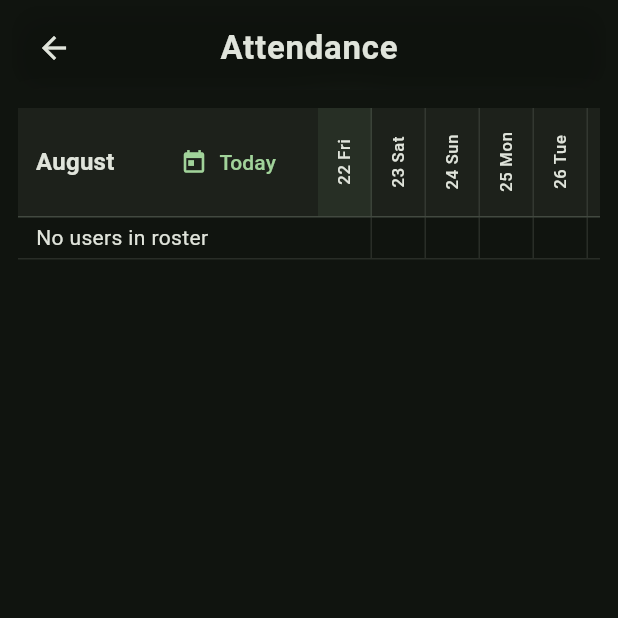
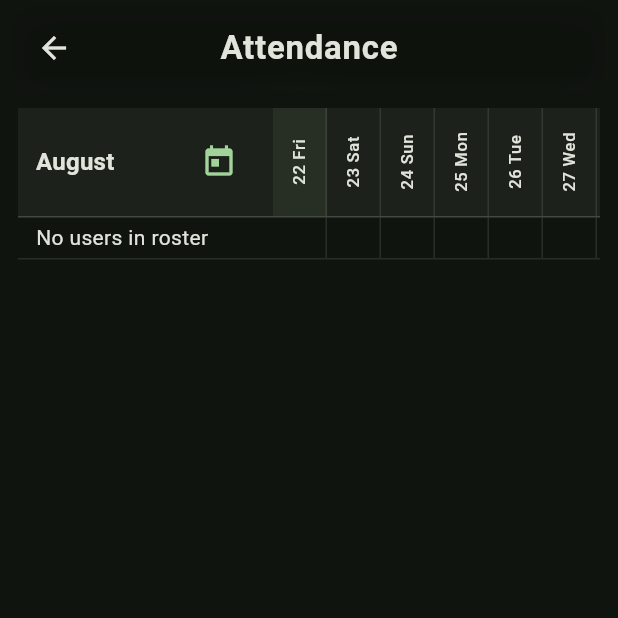
Before and after one commit to Tsunari/Faunty-2.0, a Flutter app: the AttendanceViewer screen opened directly, on a phone screen of 412 x 824 dp, the top half of it. Run offline on Flutter 3.47's test engine with Material 3 defaults, Android fonts, the light colour scheme and no system bars; our stand-ins replace cloud_firestore, cloud_functions, firebase_auth, firebase_core, firebase_messaging, flutter_riverpod and 3 more; missing offline and left inert: analyzer, slang; accounts and stored records are empty; generated files the repository leaves out were written again.

Commit message:
attendance viewer changes

```diff
--- a/lib/pages/attendance/attendance_viewer.dart
+++ b/lib/pages/attendance/attendance_viewer.dart
@@ -185,7 +185,7 @@ class _AttendanceViewerState extends ConsumerState<AttendanceViewer> {
       return full.isEmpty ? userId : full;
     }
 
-    final double nameColWidth = 200;
+    final double nameColWidth = 170;
     final double rowHeight = 28;
     final double baseDayColWidth = _colWidthConst;
     final double headingHeight = 72;
@@ -227,10 +227,11 @@ class _AttendanceViewerState extends ConsumerState<AttendanceViewer> {
                             ),
                           ),
                         ),
-                        TextButton.icon(
+                        IconButton(
                           onPressed: _scrollToToday,
                           icon: const Icon(Icons.today),
-                          label: Text(translation(context: context, 'Today')),
+                          color: theme.colorScheme.primary,
+                          tooltip: translation(context: context, 'Today'),
                         ),
                       ],
                     ),
```
